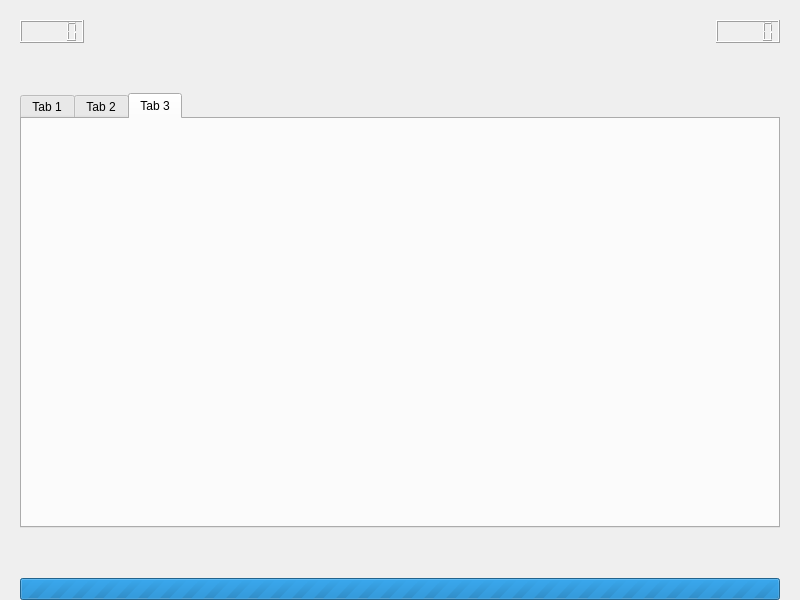
Old version of the form designer/evaluator_start.ui in the repository zarathustre/ttex.
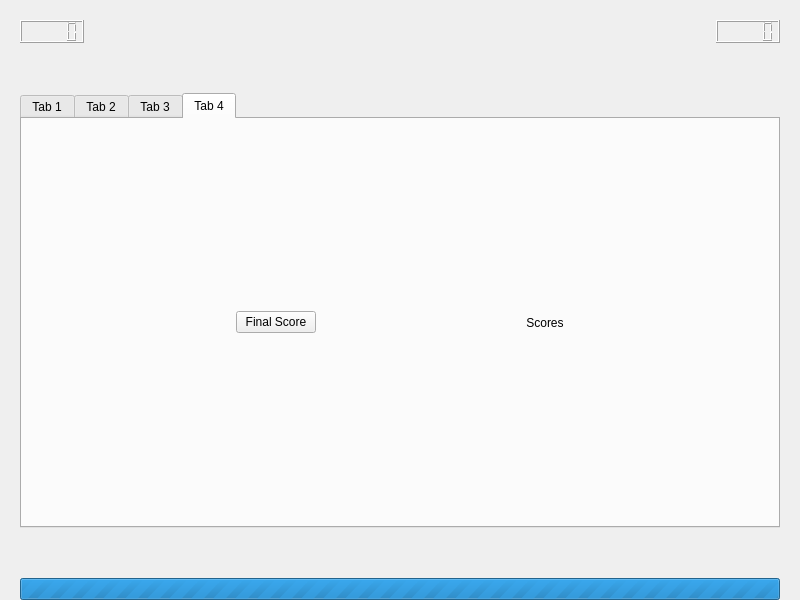
New version of the form.

The edit to the form file:
```diff
--- a/designer/evaluator_start.ui
+++ b/designer/evaluator_start.ui
@@ -59,7 +59,7 @@
    <item>
     <widget class="QTabWidget" name="evaluator_start_tab">
      <property name="currentIndex">
-      <number>2</number>
+      <number>3</number>
      </property>
      <widget class="QWidget" name="tab_1">
       <attribute name="title">
@@ -189,6 +189,83 @@
       </attribute>
       <layout class="QVBoxLayout" name="verticalLayout_7"/>
      </widget>
+     <widget class="QWidget" name="tab_4">
+      <attribute name="title">
+       <string>Tab 4</string>
+      </attribute>
+      <layout class="QHBoxLayout" name="horizontalLayout_4">
+       <item>
+        <spacer name="horizontalSpacer_7">
+         <property name="orientation">
+          <enum>Qt::Horizontal</enum>
+         </property>
+         <property name="sizeHint" stdset="0">
+          <size>
+           <width>40</width>
+           <height>20</height>
+          </size>
+         </property>
+        </spacer>
+       </item>
+       <item>
+        <widget class="QPushButton" name="final_score_button">
+         <property name="text">
+          <string>Final Score</string>
+         </property>
+        </widget>
+       </item>
+       <item>
+        <spacer name="horizontalSpacer_5">
+         <property name="orientation">
+          <enum>Qt::Horizontal</enum>
+         </property>
+         <property name="sizeHint" stdset="0">
+          <size>
+           <width>40</width>
+           <height>20</height>
+          </size>
+         </property>
+        </spacer>
+       </item>
+       <item>
+        <layout class="QVBoxLayout" name="verticalLayout_8">
+         <item>
+          <widget class="QLabel" name="score_title_label">
+           <property name="text">
+            <string>Scores</string>
+           </property>
+           <property name="alignment">
+            <set>Qt::AlignCenter</set>
+           </property>
+          </widget>
+         </item>
+         <item>
+          <layout class="QFormLayout" name="formLayout">
+           <property name="labelAlignment">
+            <set>Qt::AlignLeading|Qt::AlignLeft|Qt::AlignVCenter</set>
+           </property>
+           <property name="formAlignment">
+            <set>Qt::AlignLeading|Qt::AlignLeft|Qt::AlignTop</set>
+           </property>
+          </layout>
+         </item>
+        </layout>
+       </item>
+       <item>
+        <spacer name="horizontalSpacer_6">
+         <property name="orientation">
+          <enum>Qt::Horizontal</enum>
+         </property>
+         <property name="sizeHint" stdset="0">
+          <size>
+           <width>40</width>
+           <height>20</height>
+          </size>
+         </property>
+        </spacer>
+       </item>
+      </layout>
+     </widget>
     </widget>
    </item>
    <item>
```
